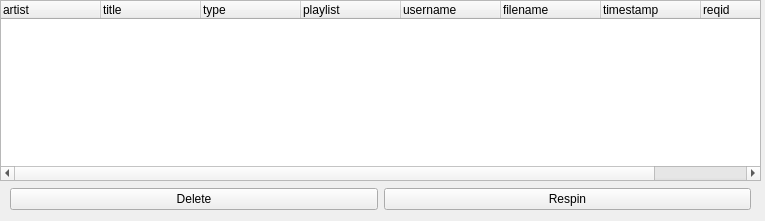
Before: the Qt Designer form nowplaying/resources/request_window.ui in whatsnowplaying/whats-now-playing, drawn with Qt 5.
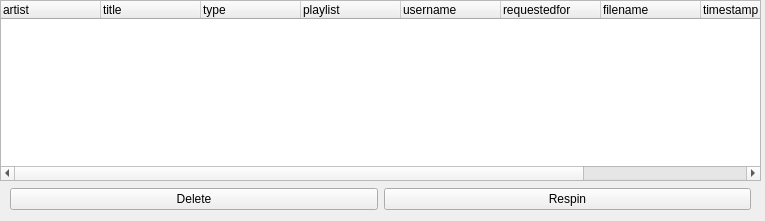
After: the same form once the commit is applied.

```diff
--- a/nowplaying/resources/request_window.ui
+++ b/nowplaying/resources/request_window.ui
@@ -77,6 +77,14 @@
         <set>AlignLeading|AlignVCenter</set>
        </property>
       </column>
+      <column>
+       <property name="text">
+        <string>requestedfor</string>
+       </property>
+       <property name="textAlignment">
+        <set>AlignLeading|AlignVCenter</set>
+       </property>
+      </column>
       <column>
        <property name="text">
         <string>filename</string>
```
